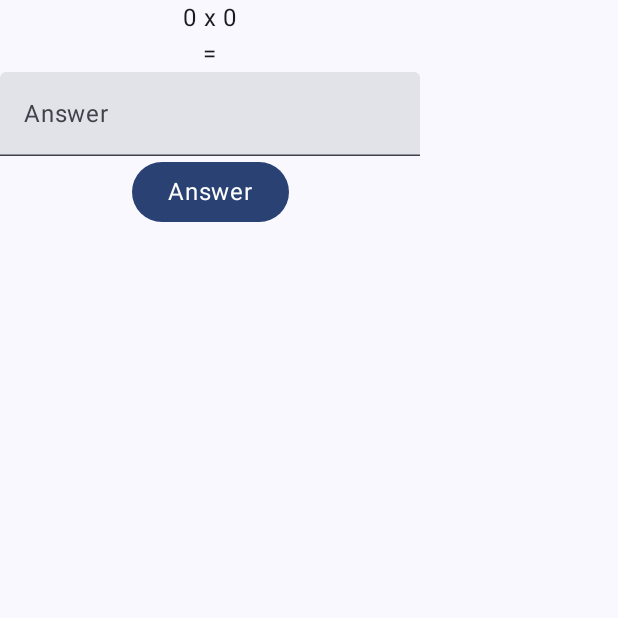
After one commit to Zorgonia/math-hub, an Android app built with Jetpack Compose: the QuestionScreen screen opened through its navigation route, on a phone screen of 412 x 824 dp, the top half of it. The commit adds this screen. Run offline under Robolectric (Android 15) with nearby library versions, the phone set to English and light mode, and no system bars; our stand-ins replace Dagger/Hilt's generated code.

Commit message:
initial integration

```diff
--- a/app/src/main/AndroidManifest.xml
+++ b/app/src/main/AndroidManifest.xml
@@ -11,9 +11,10 @@
         android:roundIcon="@mipmap/ic_launcher_round"
         android:supportsRtl="true"
         android:theme="@style/Theme.MathHub"
+        android:name=".ui.application.MainApplication"
         tools:targetApi="31">
         <activity
-            android:name=".MainActivity"
+            android:name=".ui.activity.MainActivity"
             android:exported="true"
             android:label="@string/app_name"
             android:theme="@style/Theme.MathHub">
--- /dev/null
+++ b/app/src/main/java/com/kyang/mathhub/ui/application/MathApp.kt
@@ -0,0 +1,96 @@
+package com.kyang.mathhub.ui.application
+
+import androidx.annotation.StringRes
+import androidx.compose.foundation.layout.fillMaxSize
+import androidx.compose.foundation.layout.padding
+import androidx.compose.material3.Scaffold
+import androidx.compose.runtime.Composable
+import androidx.compose.runtime.collectAsState
+import androidx.compose.runtime.getValue
+import androidx.compose.ui.Modifier
+import androidx.lifecycle.ViewModel
+import androidx.lifecycle.viewmodel.compose.viewModel
+import androidx.navigation.NavHostController
+import androidx.navigation.compose.NavHost
+import androidx.navigation.compose.composable
+import androidx.navigation.compose.rememberNavController
+import com.kyang.mathhub.ui.screen.AnswerScreen
+import com.kyang.mathhub.ui.screen.HomeScreen
+import com.kyang.mathhub.ui.screen.OptionsScreen
+import com.kyang.mathhub.ui.screen.QuestionScreen
+import com.kyang.mathhub.ui.viewmodel.MathQuestionViewModel
+import java.lang.StackWalker.Option
+
+enum class MathAppScreen() {
+    MathQuestion,
+    MathAnswer,
+    MathOptions,
+    Home
+}
+
+@Composable
+fun MathApp(
+    viewModel: MathQuestionViewModel = viewModel(),
+    navController: NavHostController = rememberNavController()
+) {
+    val uiState by viewModel.uiState.collectAsState()
+
+    Scaffold() { innerPadding ->
+        NavHost(
+            navController = navController,
+            startDestination = MathAppScreen.Home.name,
+            modifier = Modifier.padding(innerPadding)
+        ) {
+            composable(route = MathAppScreen.Home.name) {
+                HomeScreen(
+                    onNextClicked = { navController.navigate(MathAppScreen.MathOptions.name) },
+                    modifier = Modifier.fillMaxSize()
+                )
+            }
+
+            composable(route = MathAppScreen.MathOptions.name) {
+                OptionsScreen(
+                    onMinChange = { viewModel.setMin(it) },
+                    onMaxChange = { viewModel.setMax(it) },
+                    minVal = uiState.minNum,
+                    maxVal = uiState.maxNum,
+                    onNextClicked = {
+                        viewModel.resetQuestion()
+                        navController.navigate(MathAppScreen.MathQuestion.name)
+                    },
+                    modifier = Modifier.fillMaxSize()
+                )
+            }
+
+            composable(route = MathAppScreen.MathQuestion.name) {
+                QuestionScreen(
+                    first = uiState.first,
+                    second = uiState.second,
+                    answer = uiState.answer,
+                    onAnswerChange = {viewModel.updateAnswer(it)},
+                    onSubmit = {
+                        viewModel.answerQuestion()
+                        navController.navigate(MathAppScreen.MathAnswer.name)
+                    }
+                )
+            }
+
+            composable(route = MathAppScreen.MathAnswer.name) {
+                AnswerScreen(
+                    first = uiState.first,
+                    second = uiState.second,
+                    correct = uiState.correct,
+                    answer = uiState.answer,
+                    realAnswer = viewModel.getRealAnswer(),
+                    onNext = {
+                        navController.navigate(MathAppScreen.MathQuestion.name)
+                        viewModel.resetQuestion()
+                    },
+                    submitted = uiState.submitted
+                )
+            }
+
+
+        }
+    }
+}
--- /dev/null
+++ b/app/src/main/java/com/kyang/mathhub/ui/data/MathQuestionUiState.kt
@@ -0,0 +1,11 @@
+package com.kyang.mathhub.ui.data
+
+data class MathQuestionUiState(
+    val first: Int = 0,
+    val second: Int = 0,
+    val minNum: String = "1",
+    val maxNum: String = "20",
+    val answer: String = "",
+    val submitted: Boolean = false,
+    val correct: Boolean = false,
+)
--- /dev/null
+++ b/app/src/main/java/com/kyang/mathhub/ui/screen/HomeScreen.kt
@@ -0,0 +1,43 @@
+package com.kyang.mathhub.ui.screen
+
+import androidx.compose.foundation.layout.Arrangement
+import androidx.compose.foundation.layout.Column
+import androidx.compose.foundation.layout.fillMaxSize
+import androidx.compose.material3.Button
+import androidx.compose.material3.MaterialTheme
+import androidx.compose.material3.Text
+import androidx.compose.runtime.Composable
+import androidx.compose.ui.Alignment
+import androidx.compose.ui.Modifier
+import androidx.compose.ui.res.stringResource
+import androidx.compose.ui.tooling.preview.Preview
+import com.kyang.mathhub.R
+import com.kyang.mathhub.ui.theme.MathHubTheme
+
+@Composable
+fun HomeScreen(
+    onNextClicked: () -> Unit,
+    modifier: Modifier = Modifier
+) {
+    Column(
+        modifier = modifier,
+        verticalArrangement = Arrangement.SpaceAround,
+        horizontalAlignment = Alignment.CenterHorizontally
+    ) {
+        Text(
+            stringResource(id = R.string.app_name),
+            style = MaterialTheme.typography.titleLarge
+        )
+        Button(onClick = onNextClicked) {
+            Text(stringResource(id = R.string.start_cta), style = MaterialTheme.typography.bodyLarge)
+        }
+    }
+}
+
+@Preview(showBackground = true)
+@Composable
+private fun HomeScreenPreview() {
+    MathHubTheme {
+        HomeScreen({}, modifier = Modifier.fillMaxSize())
+    }
+}
--- /dev/null
+++ b/app/src/main/java/com/kyang/mathhub/ui/screen/QuestionScreen.kt
@@ -0,0 +1,77 @@
+package com.kyang.mathhub.ui.screen
+
+import androidx.compose.foundation.layout.Arrangement
+import androidx.compose.foundation.layout.Column
+import androidx.compose.foundation.layout.Row
+import androidx.compose.foundation.layout.fillMaxHeight
+import androidx.compose.foundation.layout.fillMaxSize
+import androidx.compose.foundation.layout.fillMaxWidth
+import androidx.compose.foundation.layout.width
+import androidx.compose.foundation.layout.wrapContentHeight
+import androidx.compose.foundation.layout.wrapContentWidth
+import androidx.compose.foundation.text.KeyboardActions
+import androidx.compose.foundation.text.KeyboardOptions
+import androidx.compose.material3.Button
+import androidx.compose.material3.MaterialTheme
+import androidx.compose.material3.Text
+import androidx.compose.material3.TextField
+import androidx.compose.runtime.Composable
+import androidx.compose.ui.Alignment
+import androidx.compose.ui.Modifier
+import androidx.compose.ui.res.stringResource
+import androidx.compose.ui.text.input.ImeAction
+import androidx.compose.ui.tooling.preview.Preview
+import androidx.compose.ui.unit.dp
+import com.kyang.mathhub.R
+import com.kyang.mathhub.ui.theme.MathHubTheme
+
+@Composable
+fun QuestionScreen(
+    first: Int,
+    second: Int,
+    answer: String,
+    onAnswerChange: (String) -> Unit,
+    onSubmit: () -> Unit,
+    modifier: Modifier = Modifier
+) {
+    Column(
+        modifier = modifier,
+        verticalArrangement = Arrangement.SpaceAround,
+        horizontalAlignment = Alignment.CenterHorizontally
+    ) {
+        Text(
+            text = stringResource(id = R.string.question_multiplication, first, second)
+        )
+
+        Text(text = stringResource(id = R.string.question_equals))
+
+        TextField(value = answer, onValueChange = onAnswerChange, label = {
+            Text(text = stringResource(id = R.string.question_answer))
+        }, keyboardOptions = KeyboardOptions(imeAction = ImeAction.Go),
+            keyboardActions = KeyboardActions(onGo = { onSubmit() })
+        )
+
+        Button(onClick = onSubmit) {
+            Text(
+                stringResource(id = R.string.question_answer),
+                style = MaterialTheme.typography.bodyLarge,
+                modifier = Modifier.wrapContentHeight()
+            )
+        }
+    }
+}
+
+@Preview(showBackground = true)
+@Composable
+private fun QuestionScreenScreenPreview() {
+    MathHubTheme {
+        QuestionScreen(
+            first = 1,
+            second = 1,
+            onAnswerChange = {},
+            onSubmit = {},
+            answer = "",
+            modifier = Modifier.fillMaxSize()
+        )
+    }
+}
--- a/app/src/main/res/values/strings.xml
+++ b/app/src/main/res/values/strings.xml
@@ -1,3 +1,19 @@
 <resources>
     <string name="app_name">MathHub</string>
+    <string name="question_setting_min_num">Min #</string>
+    <string name="question_setting_max_num">Max #</string>
+    <string name="continue_cta">Continue</string>
+    <string name="next_cta">Next</string>
+    <string name="start_cta">Start</string>
+    <string name="retry_cta">Retry</string>
+    <string name="submit_cta">Submit</string>
+    <string name="question_correct">Correct!</string>
+    <string name="question_incorrect">Incorrect</string>
+    <string name="question_answer_is">The answer was %1$d</string>
+
+    <string name="question_multiplication">%1$d x %2$d</string>
+    <string name="question_multiplication_answer">%1$d x %2$d = %3$s</string>
+    <string name="question_equals">=</string>
+    <string name="question_answer">Answer</string>
+    <string name="question_your_answer">Your answer: %1$s</string>
 </resources>
--- a/build.gradle.kts
+++ b/build.gradle.kts
@@ -1,7 +1,6 @@
-// Top-level build file where you can add configuration options common to all sub-projects/modules.
-@Suppress("DSL_SCOPE_VIOLATION") // TODO: Remove once KTIJ-19369 is fixed
+
 plugins {
     alias(libs.plugins.androidApplication) apply false
     alias(libs.plugins.kotlinAndroid) apply false
+    alias(libs.plugins.hiltPlugin) apply false
 }
-true // Needed to make the Suppress annotation work for the plugins block
```
Also changed, not shown: app/build.gradle.kts (+17 -1 lines), app/src/main/java/com/kyang/mathhub/ui/activity/MainActivity.kt (renamed from app/src/main/java/com/kyang/mathhub/MainActivity.kt, +5 -18 lines), app/src/main/java/com/kyang/mathhub/ui/application/MainApplication.kt (added, +8 -0 lines), app/src/main/java/com/kyang/mathhub/ui/components/BottomAppBar.kt (added, +9 -0 lines), app/src/main/java/com/kyang/mathhub/ui/components/QuestionSettingOption.kt (added, +23 -0 lines), app/src/main/java/com/kyang/mathhub/ui/screen/AnswerScreen.kt (added, +82 -0 lines), app/src/main/java/com/kyang/mathhub/ui/screen/OptionsScreen.kt (added, +79 -0 lines), app/src/main/java/com/kyang/mathhub/ui/viewmodel/MathQuestionViewModel.kt (added, +94 -0 lines), gradle/libs.versions.toml (+12 -0 lines).
